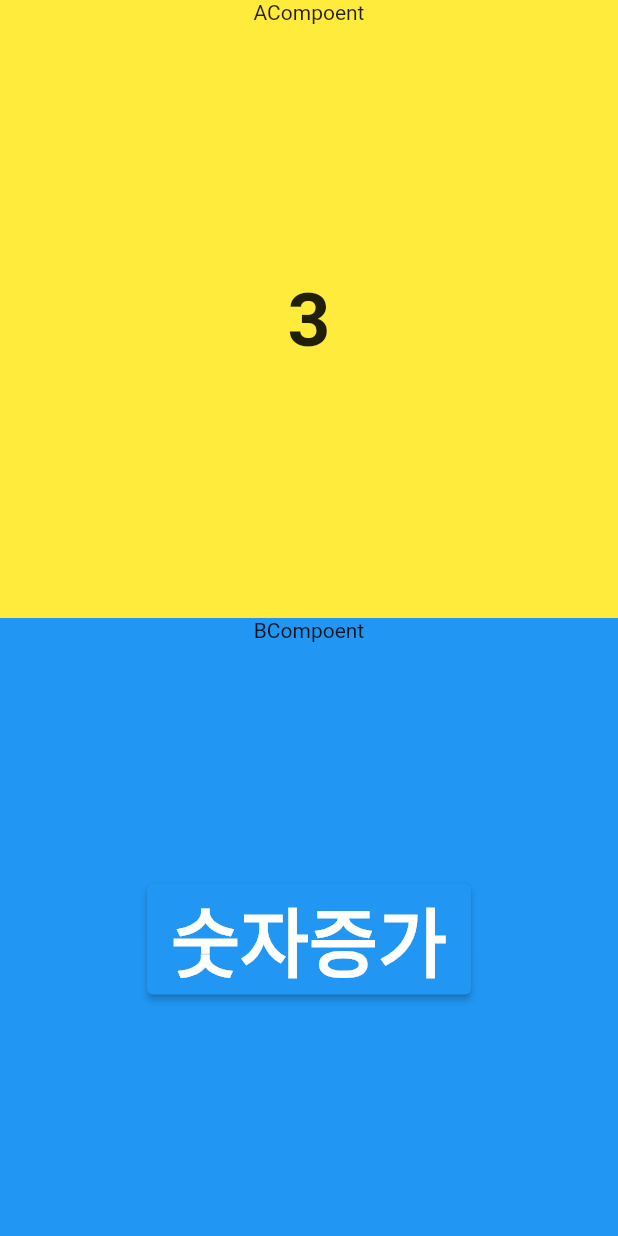
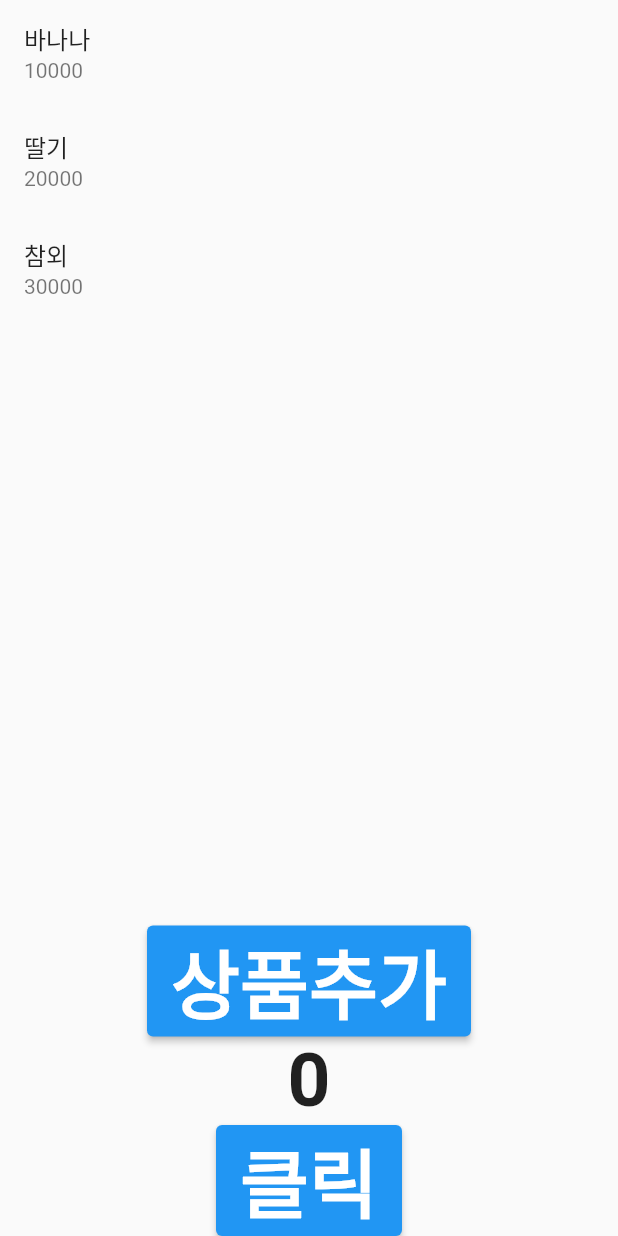
Before and after one commit to jungchungsub/flutter-provider, a Flutter app: the screen it shows after launch, on a phone screen of 412 x 824 dp. Run offline on Flutter 3.47's test engine with Material 2 defaults, Android fonts, the phone set to English and light mode, and no system bars; our stand-ins replace flutter_riverpod.

Commit message:
product추가

```diff
--- a/lib/main.dart
+++ b/lib/main.dart
@@ -1,14 +1,13 @@
 import 'package:flutter/material.dart';
 import 'package:flutter_riverpod/flutter_riverpod.dart';
+import 'package:flutter_state1/pages/home_page.dart';
 
-// provider는 공급자
-// provider는 창고(repository)에 데이터를 공급
-// final numProvider = Provider((_) => 2);
-//final helloWorldProvider = Provider((ref) => 1);
-
-final numProvider = StateProvider((_) => 3);
 void main() {
-  runApp(MyApp());
+  runApp(
+    ProviderScope(
+      child: MyApp(),
+    ),
+  );
 }
 
 class MyApp extends StatelessWidget {
@@ -16,93 +15,8 @@ class MyApp extends StatelessWidget {
 
   @override
   Widget build(BuildContext context) {
-    return ProviderScope(
-      // provider스코프로 바꾸어준다.
-      child: MaterialApp(
-        home: HomePage(),
-      ),
+    return MaterialApp(
+      home: HomePage(),
     );
   }
 }
-
-class HomePage extends StatelessWidget {
-  const HomePage({Key? key}) : super(key: key);
-
-  @override
-  Widget build(BuildContext context) {
-    return Scaffold(
-      body: Column(
-        crossAxisAlignment: CrossAxisAlignment.stretch,
-        children: [
-          Expanded(child: AComponent()),
-          Expanded(child: BComponent()),
-        ],
-      ),
-    );
-  }
-}
-
-//소비자 : 소비자는 공급자(provider)에게 데이터를 요청한다(read).
-//공급자 : 공급자는 창고에서 데이터를 찾아서 돌려준다.
-class AComponent extends ConsumerWidget {
-  // 1. 리빌드 하고싶은 곳만 ConsumerWidget를 넣어준다.
-  const AComponent({Key? key}) : super(key: key);
-
-  @override
-  Widget build(BuildContext context, WidgetRef ref) {
-    // 2. WidgetRef를 넣는다. 얘를 넣으면 provider에 접근이 가능해진다.
-    // 소비를 한번만 할 때 read옵션을 사용한다.
-    // watch는 numprovider의 값이 변경될 때마다 rebuild가된다
-    //int num = ref.read(numProvider); // 2. watch, read가 있지만 read를 읽는다.
-
-    int num = ref.watch(numProvider);
-    return Container(
-      color: Colors.yellow,
-      child: Column(
-        children: [
-          Text("ACompoent"),
-          Expanded(
-            child: Align(
-              child: Text(
-                "${num}",
-                style: TextStyle(fontSize: 50, fontWeight: FontWeight.bold),
-              ),
-            ),
-          )
-        ],
-      ),
-    );
-  }
-}
-
-// 서플라이어 공급자
-class BComponent extends ConsumerWidget {
-  const BComponent({Key? key}) : super(key: key);
-
-  @override
-  Widget build(BuildContext context, WidgetRef ref) {
-    return Container(
-      color: Colors.blue,
-      child: Column(
-        children: [
-          Text("BCompoent"),
-          Expanded(
-            child: Align(
-              child: ElevatedButton(
-                onPressed: () {
-                  final result = ref
-                      .read(numProvider.notifier); // stateProvider이면 notifier사용
-                  result.state = result.state + 5;
-                },
-                child: Text(
-                  "숫자증가",
-                  style: TextStyle(fontSize: 50, fontWeight: FontWeight.bold),
-                ),
-              ),
-            ),
-          ),
-        ],
-      ),
-    );
-  }
-}
--- /dev/null
+++ b/lib/pages/counter_provider.dart
@@ -0,0 +1,6 @@
+import 'package:flutter_riverpod/flutter_riverpod.dart';
+import 'package:flutter_state1/pages/counter_repository.dart';
+
+final counterProvider = StateNotifierProvider<CounterRepository, int>((ref) {
+  return CounterRepository();
+});
--- /dev/null
+++ b/lib/pages/counter_repository.dart
@@ -0,0 +1,8 @@
+import 'package:flutter_riverpod/flutter_riverpod.dart';
+
+class CounterRepository extends StateNotifier<int> {
+  CounterRepository() : super(0);
+  void increment() {
+    state = state + 1;
+  }
+}
--- /dev/null
+++ b/lib/pages/home_page.dart
@@ -0,0 +1,56 @@
+import 'package:flutter/material.dart';
+import 'package:flutter_riverpod/flutter_riverpod.dart';
+import 'package:flutter_state1/pages/counter_provider.dart';
+import 'package:flutter_state1/pages/product_list_repository.dart';
+import 'package:flutter_state1/pages/product_repository.dart';
+
+class HomePage extends ConsumerWidget {
+  const HomePage({Key? key}) : super(key: key);
+
+  @override
+  Widget build(BuildContext context, WidgetRef ref) {
+    final count = ref.watch(counterProvider);
+    final product = ref.watch(productProvider);
+    final productList = ref.watch(productListProvider);
+
+    return Scaffold(
+      body: Column(
+        children: [
+          Expanded(
+            child: ListView.builder(
+              itemCount: productList.length,
+              itemBuilder: (context, index) {
+                return ListTile(
+                  title: Text("${productList[index].name}"),
+                  subtitle: Text("${productList[index].price}"),
+                );
+              },
+            ),
+          ),
+          ElevatedButton(
+              onPressed: () {
+                final p1 = ref.read(productListProvider.notifier);
+                //p1.state = [...p1.state, Product(4, "고구마", 5000)];
+                p1.state = [...p1.state, Product(4, "고구마", 7000)];
+              },
+              child: Text(
+                "상품추가",
+                style: TextStyle(fontSize: 50, fontWeight: FontWeight.w600),
+              )),
+          Text(
+            "${count}",
+            style: TextStyle(fontSize: 50, fontWeight: FontWeight.w600),
+          ),
+          ElevatedButton(
+              onPressed: () {
+                ref.read(counterProvider.notifier).increment();
+              },
+              child: Text(
+                "클릭",
+                style: TextStyle(fontSize: 50, fontWeight: FontWeight.w600),
+              )),
+        ],
+      ),
+    );
+  }
+}
--- /dev/null
+++ b/lib/pages/product.dart
@@ -0,0 +1,7 @@
+class Product {
+  int id;
+  String name;
+  int price;
+
+  Product(this.id, this.name, this.price);
+}
--- /dev/null
+++ b/lib/pages/product_list_repository.dart
@@ -0,0 +1,17 @@
+import 'package:flutter_riverpod/flutter_riverpod.dart';
+import 'package:flutter_state1/pages/product_repository.dart';
+
+final productListProvider =
+    StateNotifierProvider<ProductListRepository, List<Product>>((ref) {
+  return ProductListRepository();
+});
+
+class ProductListRepository extends StateNotifier<List<Product>> {
+  //데이터
+  ProductListRepository()
+      : super([
+          Product(1, "바나나", 10000),
+          Product(2, "딸기", 20000),
+          Product(3, "참외", 30000)
+        ]);
+}
--- /dev/null
+++ b/lib/pages/product_repository.dart
@@ -0,0 +1,19 @@
+import 'package:flutter_riverpod/flutter_riverpod.dart';
+
+class Product {
+  int id;
+  String name;
+  int price;
+
+  Product(this.id, this.name, this.price);
+}
+
+final productProvider =
+    StateNotifierProvider<ProductRepository, Product>((ref) {
+  return ProductRepository();
+});
+
+class ProductRepository extends StateNotifier<Product> {
+  //데이터
+  ProductRepository() : super(Product(1, "바나나", 10000));
+}
```
